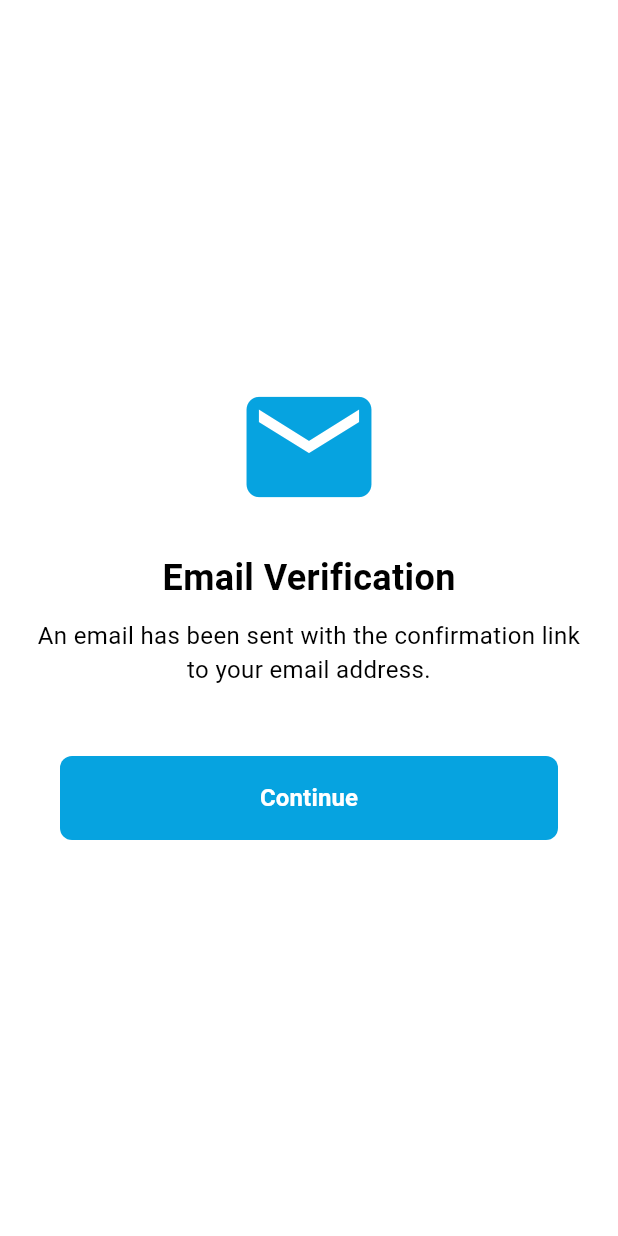
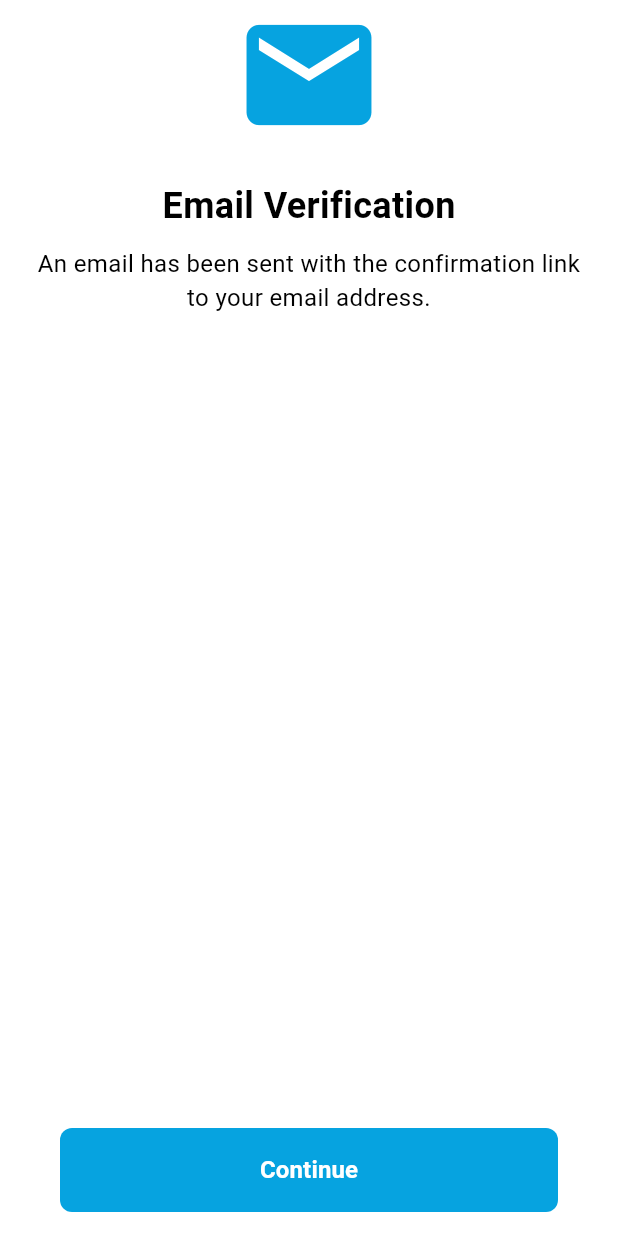
Before and after one commit to sheraz336/box-app, a Flutter app: the EmailVerificationScreen screen opened directly, on a phone screen of 412 x 824 dp. Run offline on Flutter 3.47's test engine with Material 3 defaults, Android fonts, the phone set to English and light mode, and no system bars; our stand-ins replace cloud_firestore, country_code_picker, file_picker, firebase_auth, firebase_core, flutter_svg and 7 more; missing offline and left inert: barcode, firebase_app_check, firebase_phone_auth_handler, simple_barcode_scanner; accounts and stored records are empty; project files that could hold a hidden picture were left out.

Commit message:
minor changes

```diff
--- a/lib/views/auth/sign_up/sign_up_email_verify.dart
+++ b/lib/views/auth/sign_up/sign_up_email_verify.dart
@@ -34,7 +34,7 @@ class EmailVerificationScreen extends StatelessWidget {
                   fontSize: 16,
                 ),
               ),
-              const SizedBox(height: 30),
+              Spacer(),
               Padding(
                 padding: const EdgeInsets.all(8.0),
                 child: CustomButton(
```
